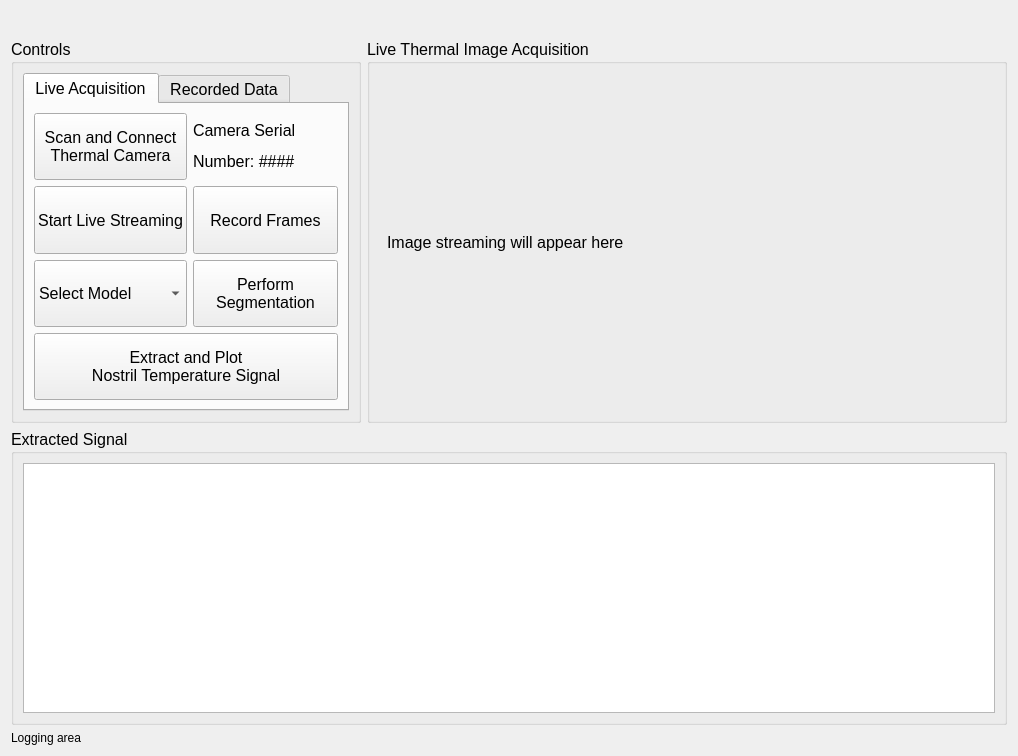
Old version of the form form.ui in the repository PhysiologicAILab/TiComp.
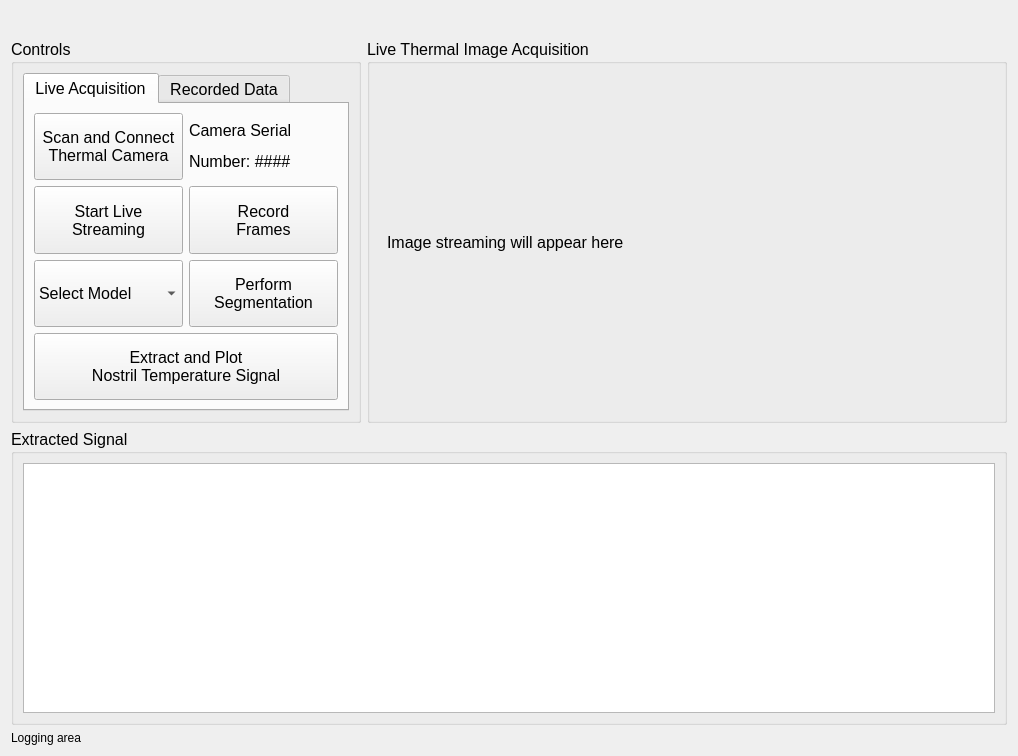
New version of the form. Icons and pictures are not drawn.

Commit message: added provision for recording frames, as well as a code to create video from frames

The edit to the form file:
```diff
--- a/form.ui
+++ b/form.ui
@@ -137,7 +137,8 @@
              </font>
             </property>
             <property name="text">
-             <string>Start Live Streaming</string>
+             <string>Start Live
+Streaming</string>
             </property>
            </widget>
           </item>
@@ -150,7 +151,8 @@
              </sizepolicy>
             </property>
             <property name="text">
-             <string>Record Frames</string>
+             <string>Record
+Frames</string>
             </property>
            </widget>
           </item>
@@ -168,7 +170,7 @@
              </font>
             </property>
             <property name="text">
-             <string>Perform 
+             <string>Perform
 Segmentation</string>
             </property>
            </widget>
```
The commit also changes 4 other files.
